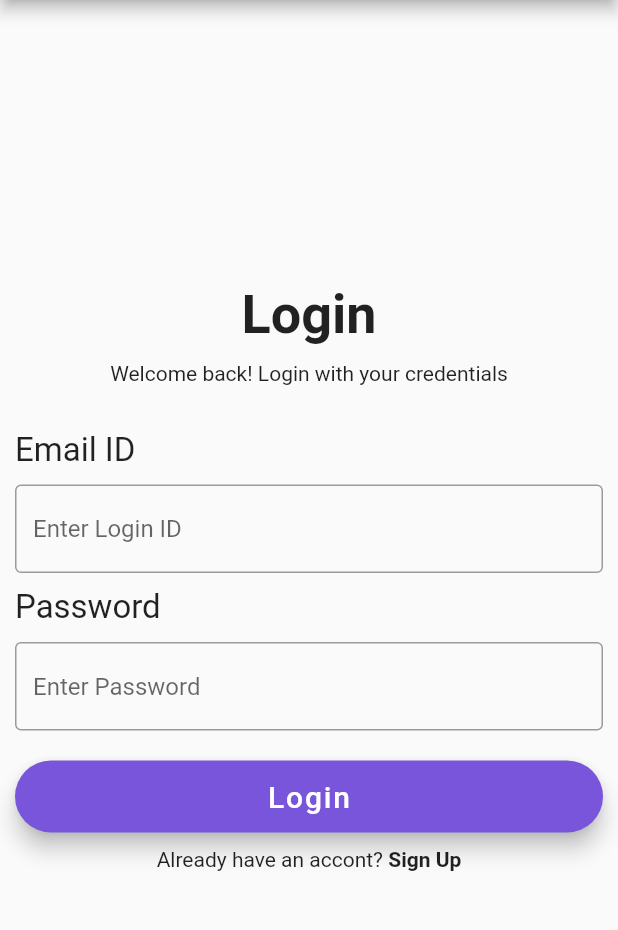
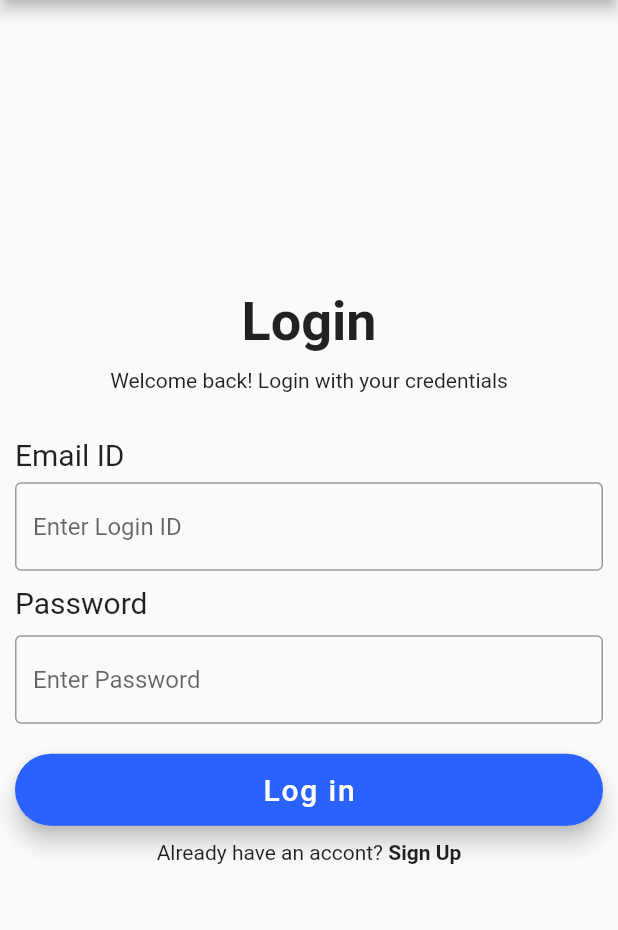
Before and after one commit to vyanky03/RegiApp, a Flutter app: the screen it shows after launch, on a phone screen of 412 x 824 dp, the part 84-1014 px from its top. Run offline on Flutter 3.47's test engine with Material 2 defaults, Android fonts, the phone set to English and light mode, and no system bars.

Commit message:
created all three pages

```diff
--- a/lib/loginpage.dart
+++ b/lib/loginpage.dart
@@ -1,13 +1,13 @@
 import 'package:flutter/material.dart';
 
-class FirstPage extends StatefulWidget {
-  const FirstPage({super.key});
+class LoginPage extends StatefulWidget {
+  const LoginPage({super.key});
 
   @override
-  State<FirstPage> createState() => _FirstPageState();
+  State<LoginPage> createState() => _LoginPageState();
 }
 
-class _FirstPageState extends State<FirstPage> {
+class _LoginPageState extends State<LoginPage> {
   @override
   Widget build(BuildContext context) {
     return Scaffold(
@@ -39,14 +39,17 @@ class _FirstPageState extends State<FirstPage> {
             const SizedBox(height: 10),
             const Text('Welcome back! Login with your credentials'),
             const SizedBox(height: 30),
-            const SizedBox(
-              width: double.infinity,
-              // height: 100,
-              child: Text(
-                'Email ID',
-                style: TextStyle(fontSize: 22),
-                textAlign: TextAlign.start,
-              ),
+            const Row(
+              children: [
+                SizedBox(
+                  height: 20,
+                  child: Text(
+                    'Email ID',
+                    style: TextStyle(fontSize: 20),
+                    textAlign: TextAlign.end,
+                  ),
+                ),
+              ],
             ),
             const Padding(padding: EdgeInsets.only(bottom: 10)),
             const TextField(
@@ -62,7 +65,7 @@ class _FirstPageState extends State<FirstPage> {
               width: double.infinity,
               child: Text(
                 'Password',
-                style: TextStyle(fontSize: 22),
+                style: TextStyle(fontSize: 20),
                 textAlign: TextAlign.start,
               ),
             ),
@@ -81,9 +84,9 @@ class _FirstPageState extends State<FirstPage> {
               width: double.infinity,
               child: FloatingActionButton.extended(
                   onPressed: () {},
-                  backgroundColor: const Color.fromARGB(255, 120, 85, 218),
+                  backgroundColor: const Color.fromARGB(255, 41, 98, 255),
                   label: const Text(
-                    'Login',
+                    'Log in',
                     style: TextStyle(
                       fontSize: 20,
                     ),
--- a/lib/main.dart
+++ b/lib/main.dart
@@ -1,8 +1,9 @@
 // ignore_for_file: prefer_const_constructors, prefer_const_literals_to_create_immutables
 
 import 'package:flutter/material.dart';
+// import 'package:regiapp/welcomepage.dart';
+import 'package:regiapp/loginpage.dart';
 // import 'package:regiapp/signuppage.dart';
-import 'package:regiapp/loginpage.dart';
 
 void main() {
   runApp(MaterialApp(
@@ -20,7 +21,8 @@ class RegForm extends StatefulWidget {
 class _RegFormState extends State<RegForm> {
   @override
   Widget build(BuildContext context) {
+    // return WelcomePage();
+    return LoginPage();
     // return SignupPage();
-    return FirstPage();
   }
 }
--- a/lib/signuppage.dart
+++ b/lib/signuppage.dart
@@ -216,9 +216,9 @@ class _SignupPageState extends State<SignupPage> {
               width: double.infinity,
               child: FloatingActionButton.extended(
                   onPressed: () {},
-                  backgroundColor: const Color.fromARGB(255, 120, 85, 218),
+                  backgroundColor: const Color.fromARGB(255, 216, 57, 43),
                   label: const Text(
-                    'Register',
+                    'Sign Up',
                     style: TextStyle(
                       fontSize: 20,
                     ),
--- a/pubspec.yaml
+++ b/pubspec.yaml
@@ -64,6 +64,7 @@ flutter:
    - images/google.png
    - images/fb.png
    - images/twitter.png
+   - images/loginpageimage.jpg
 
   # An image asset can refer to one or more resolution-specific "variants", see
   # https://flutter.dev/assets-and-images/#resolution-aware
```
Also changed, not shown: lib/welcomepage.dart (added, +65 -0 lines), images/loginpageimage.jpg (added).
